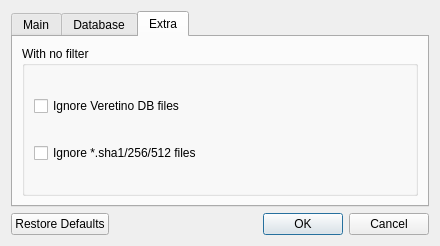
First picture: the form in src/dialogsettings.ui, repository artemvlas/veretino, before the edit.
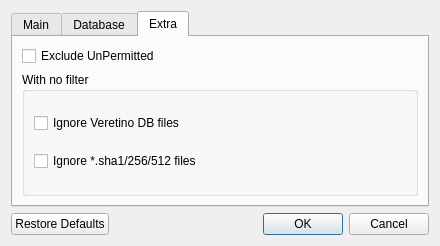
Second picture: the form after the edit. The open tabs and pages were chosen to show the change.

The edit to the form file:
```diff
--- a/src/dialogsettings.ui
+++ b/src/dialogsettings.ui
@@ -93,7 +93,7 @@
        <item>
         <layout class="QHBoxLayout" name="horizontalLayout_5">
          <item>
-          <widget class="QCheckBox" name="cbExcludeUnpermitted">
+          <widget class="QCheckBox" name="cbConsiderMoved">
            <property name="toolTip">
             <string>Exclude files without read permissions.</string>
            </property>
@@ -228,7 +228,7 @@
        <string>Extra</string>
       </attribute>
       <layout class="QGridLayout" name="gridLayout_2">
-       <item row="0" column="0" colspan="2">
+       <item row="1" column="0" colspan="2">
         <widget class="QGroupBox" name="groupBox">
          <property name="title">
           <string>With no filter</string>
@@ -257,6 +257,16 @@
          </layout>
         </widget>
        </item>
+       <item row="0" column="0">
+        <widget class="QCheckBox" name="cbExcludeUnpermitted">
+         <property name="toolTip">
+          <string>Exclude files without read permissions.</string>
+         </property>
+         <property name="text">
+          <string>Exclude UnPermitted</string>
+         </property>
+        </widget>
+       </item>
       </layout>
      </widget>
     </widget>
```
Left out of the diff: 24 changed lines with no effect on the pictures.
